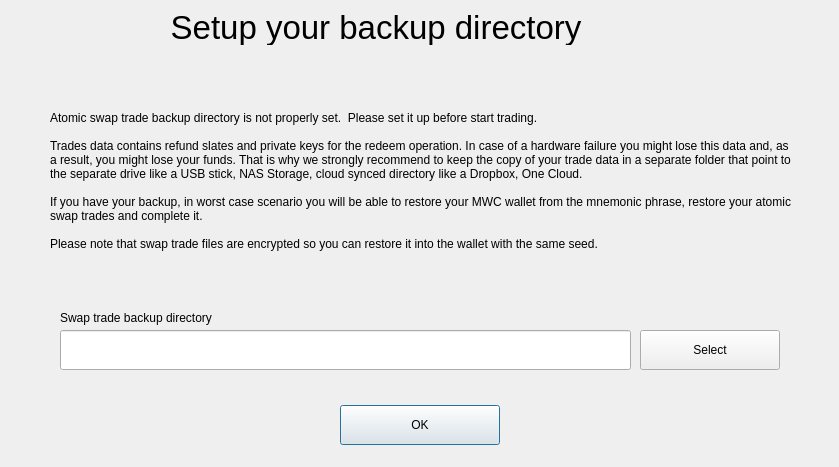
0xkobe/mwc-wallet, file dialogs_desktop/s_swapbackupdlg.ui: the form before one commit.
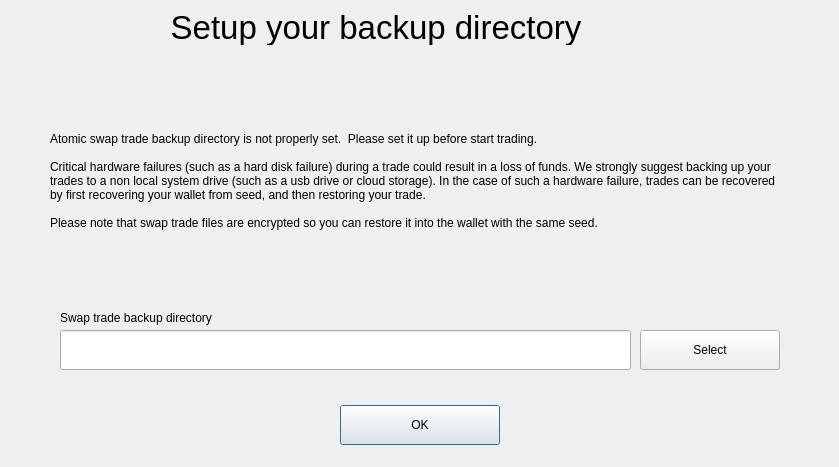
The form after the commit. Custom widgets are drawn as their Qt base class.

Commit message: https://github.com/mwcproject/mwc-qt-wallet/issues/856  - UI fixes https://github.com/mwcproject/mwc-qt-wallet/issues/857 - trades race conditions. https://github.com/mwcproject/mwc-qt-wallet/issues/858 - non accessible backups.

Diff of the .ui file:
```diff
--- a/dialogs_desktop/s_swapbackupdlg.ui
+++ b/dialogs_desktop/s_swapbackupdlg.ui
@@ -170,9 +170,7 @@
    <property name="text">
     <string>Atomic swap trade backup directory is not properly set.  Please set it up before start trading.
 
-Trades data contains refund slates and private keys for the redeem operation. In case of a hardware failure you might lose this data and, as a result, you might lose your funds. That is why we strongly recommend to keep the copy of your trade data in a separate folder that point to the separate drive like a USB stick, NAS Storage, cloud synced directory like a Dropbox, One Cloud.
-
-If you have your backup, in worst case scenario you will be able to restore your MWC wallet from the mnemonic phrase, restore your atomic swap trades and complete it.
+Critical hardware failures (such as a hard disk failure) during a trade could result in a loss of funds. We strongly suggest backing up your trades to a non local system drive (such as a usb drive or cloud storage). In the case of such a hardware failure, trades can be recovered by first recovering your wallet from seed, and then restoring your trade.
 
 Please note that swap trade files are encrypted so you can restore it into the wallet with the same seed.</string>
    </property>
```
The commit also changes 13 other files.
